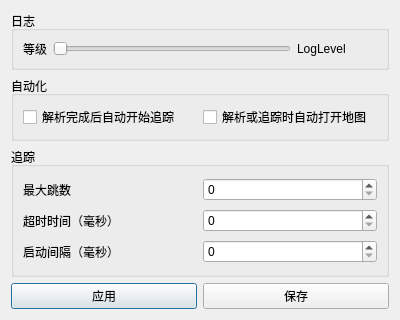
Before: the Qt Designer form nyatrace_configs.ui in Candinya/NyaTrace, drawn with Qt 5.
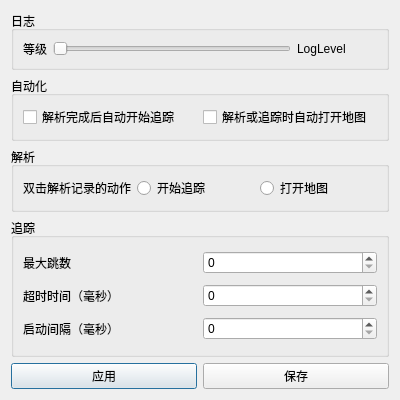
After: the same form once the commit is applied.

Commit message: feat: additional double click resolve record action

Patch:
```diff
--- a/nyatrace_configs.ui
+++ b/nyatrace_configs.ui
@@ -7,7 +7,7 @@
     <x>0</x>
     <y>0</y>
     <width>400</width>
-    <height>320</height>
+    <height>400</height>
    </rect>
   </property>
   <property name="windowTitle">
@@ -105,6 +105,65 @@
      </layout>
     </widget>
    </item>
+   <item>
+    <widget class="QGroupBox" name="groupResolve">
+     <property name="sizePolicy">
+      <sizepolicy hsizetype="Preferred" vsizetype="Preferred">
+       <horstretch>0</horstretch>
+       <verstretch>1</verstretch>
+      </sizepolicy>
+     </property>
+     <property name="title">
+      <string>解析</string>
+     </property>
+     <layout class="QVBoxLayout" name="verticalLayout_5">
+      <item>
+       <layout class="QHBoxLayout" name="layoutResolveDoubleClickAction">
+        <item>
+         <widget class="QLabel" name="labelDoubleClickAction">
+          <property name="text">
+           <string>双击解析记录的动作</string>
+          </property>
+         </widget>
+        </item>
+        <item>
+         <layout class="QHBoxLayout" name="horizontalLayout_2" stretch="0,1">
+          <property name="spacing">
+           <number>6</number>
+          </property>
+          <item>
+           <widget class="QRadioButton" name="radioResolveDoubleClickActionStartTrace">
+            <property name="sizePolicy">
+             <sizepolicy hsizetype="Minimum" vsizetype="Fixed">
+              <horstretch>1</horstretch>
+              <verstretch>0</verstretch>
+             </sizepolicy>
+            </property>
+            <property name="text">
+             <string>开始追踪</string>
+            </property>
+           </widget>
+          </item>
+          <item>
+           <widget class="QRadioButton" name="radioResolveDoubleClickActionOpenMap">
+            <property name="sizePolicy">
+             <sizepolicy hsizetype="Minimum" vsizetype="Fixed">
+              <horstretch>1</horstretch>
+              <verstretch>0</verstretch>
+             </sizepolicy>
+            </property>
+            <property name="text">
+             <string>打开地图</string>
+            </property>
+           </widget>
+          </item>
+         </layout>
+        </item>
+       </layout>
+      </item>
+     </layout>
+    </widget>
+   </item>
    <item>
     <widget class="QGroupBox" name="groupTrace">
      <property name="sizePolicy">
```
The commit also changes 5 other files.
